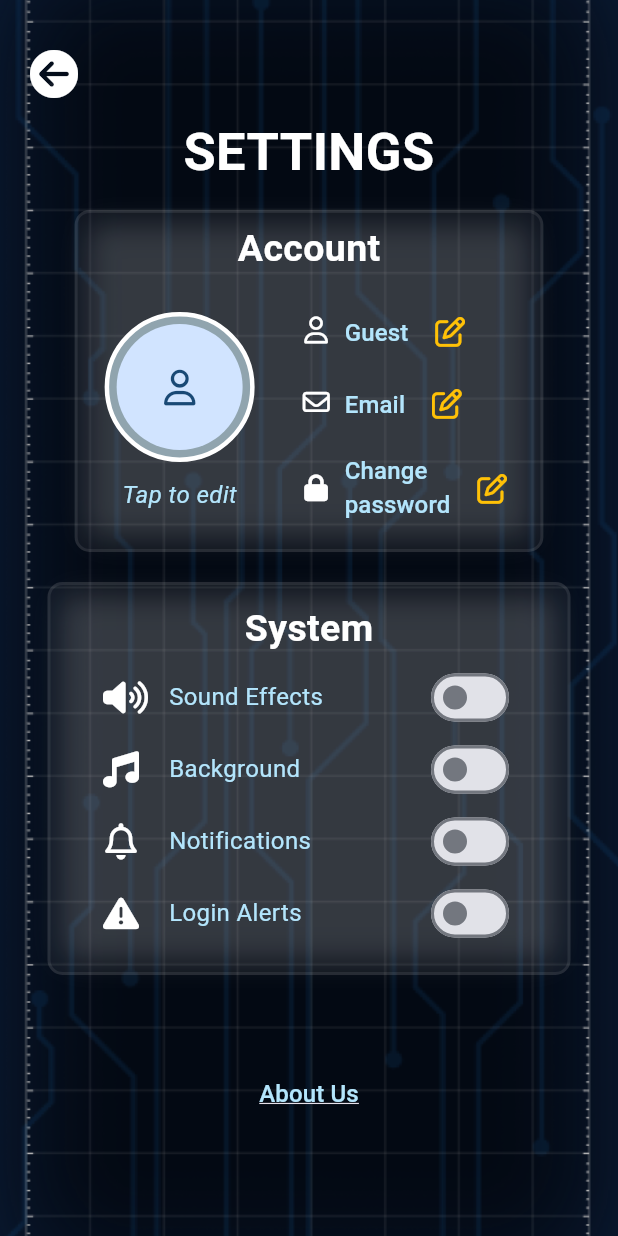
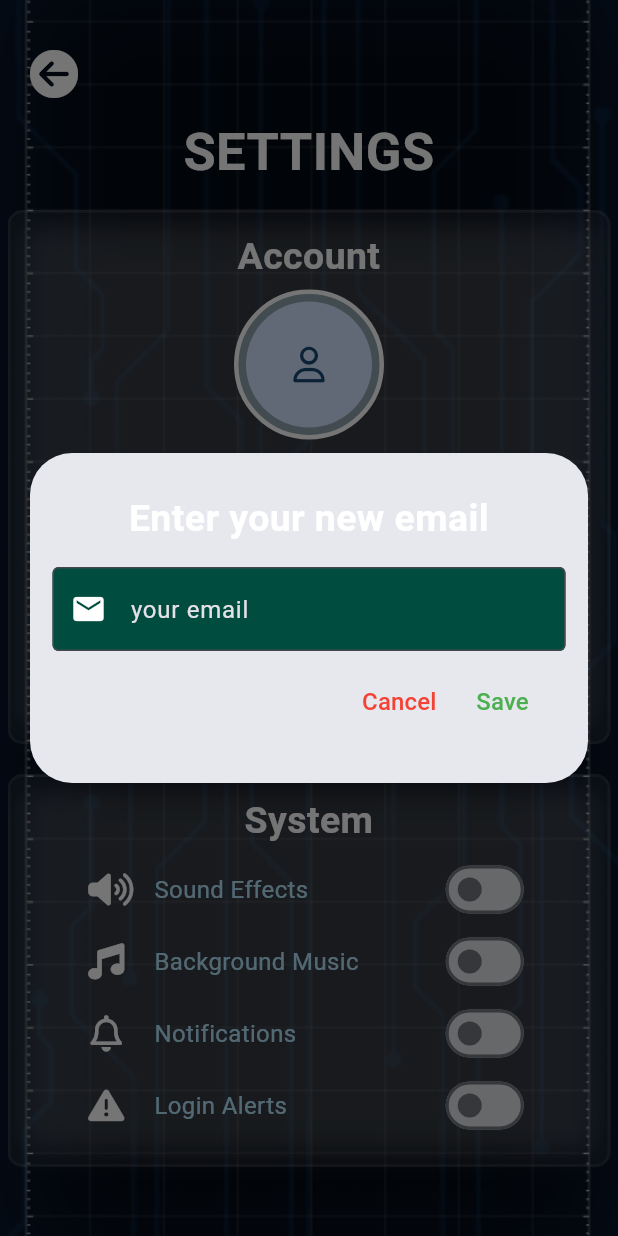
Before and after one commit to spectrMeltdown/block-logic, a Flutter app: the Settings screen opened directly, after a tap on "Email", on a phone screen of 412 x 824 dp. Run offline on Flutter 3.47's test engine with Material 3 defaults, Android fonts, the phone set to English and light mode, and no system bars; our stand-ins replace animate_do, cloud_firestore, firebase_auth, firebase_core, font_awesome_flutter, geocoding and 4 more; missing offline and left inert: flame, flame_audio, flame_splash_screen; accounts and stored records are empty; Roboto replaces fonts that are missing (Play).

Commit message:
- added textbox based on old project - added dialog - added change_email dialog - copied validators from old project - provider still broken

```diff
--- /dev/null
+++ b/devtools_options.yaml
@@ -0,0 +1,3 @@
+description: This file stores settings for Dart & Flutter DevTools.
+documentation: https://docs.flutter.dev/tools/devtools/extensions#configure-extension-enablement-states
+extensions:
--- a/lib/components/back_button.dart
+++ b/lib/components/back_button.dart
@@ -1,7 +1,5 @@
 import 'package:block_logic/logic/audio.dart';
-import 'package:block_logic/logic/assets.dart';
 import 'package:block_logic/logic/utils.dart';
-import 'package:flame_audio/flame_audio.dart';
 import 'package:flutter/material.dart';
 import 'package:font_awesome_flutter/font_awesome_flutter.dart';
 
--- a/lib/components/button.dart
+++ b/lib/components/button.dart
@@ -1,6 +1,4 @@
 import 'package:block_logic/logic/audio.dart';
-import 'package:block_logic/logic/assets.dart';
-import 'package:flame_audio/flame_audio.dart';
 import 'package:flutter/material.dart';
 
 enum BtnType {
--- /dev/null
+++ b/lib/components/dialog.dart
@@ -0,0 +1,15 @@
+import 'package:flutter/material.dart';
+
+class BLDialog extends StatelessWidget {
+  const BLDialog({super.key, required this.child, this.padding, this.insetPadding});
+  final Widget child;
+  final EdgeInsets? padding;
+  final EdgeInsets? insetPadding;
+  @override
+  Widget build(BuildContext context) {
+    return Dialog(
+      insetPadding: insetPadding ?? const EdgeInsets.symmetric(horizontal: 20, vertical: 30),
+      child: Padding(padding: padding ?? const EdgeInsets.symmetric(horizontal: 15, vertical: 30), child: child),
+    );
+  }
+}
--- a/lib/components/panel.dart
+++ b/lib/components/panel.dart
@@ -11,7 +11,7 @@ class BLPanel extends StatelessWidget {
   @override
   Widget build(BuildContext context) {
     return ZoomIn(
-        duration: Duration(milliseconds: 500),
+        duration: const Duration(milliseconds: 500),
         child: Container(
           decoration: BoxDecoration(
             color: Colors.grey.withAlpha(20),
--- a/lib/components/profile_pic.dart
+++ b/lib/components/profile_pic.dart
@@ -1,8 +1,6 @@
 import 'package:block_logic/logic/audio.dart';
-import 'package:block_logic/logic/assets.dart';
 import 'package:block_logic/logic/db.dart';
 import 'package:firebase_auth/firebase_auth.dart';
-import 'package:flame_audio/flame_audio.dart';
 import 'package:flutter/material.dart';
 import 'package:font_awesome_flutter/font_awesome_flutter.dart';
 import 'package:provider/provider.dart';
@@ -17,7 +15,6 @@ class BLProfilePic extends StatefulWidget {
 }
 
 class _BLProfilePicState extends State<BLProfilePic> {
-  final db = DBService();
   double _opacity = 0;
   bool _isTapped = false;
 
@@ -46,9 +43,14 @@ class _BLProfilePicState extends State<BLProfilePic> {
 
   @override
   Widget build(BuildContext context) {
+    // User? user = Provider.of<User?>(context);
+    // final db = Provider.of<DBService>(context);
+
+    return StreamProvider<User?>(
+        create: (context) => FirebaseAuth.instance.authStateChanges(),
+        initialData: null,
+        builder: (context, child) {
           User? user = Provider.of<User?>(context);
-    DBService db = Provider.of<DBService>(context);
-
           return GestureDetector(
             onTapDown: onTapDown,
             onTapUp: onTapUp,
@@ -70,7 +72,13 @@ class _BLProfilePicState extends State<BLProfilePic> {
                   child: Consumer<User?>(
                     builder: (context, user, child) {
                       return CircleAvatar(
-                  child: (user != null ? Icon(FontAwesomeIcons.placeOfWorship) : Icon(FontAwesomeIcons.user)),
+                        child: Center(
+                          child: FractionallySizedBox(
+                            widthFactor: 0.8,
+                            heightFactor: 0.8,
+                            child: (user == null ? Icon(FontAwesomeIcons.placeOfWorship) : Icon(FontAwesomeIcons.user)),
+                          ),
+                        ),
                       );
                     },
                   ),
@@ -83,10 +91,12 @@ class _BLProfilePicState extends State<BLProfilePic> {
                       width: widget.size,
                       height: widget.size,
                       decoration: BoxDecoration(
-                    color: Colors.black.withAlpha(100), borderRadius: const BorderRadius.all(Radius.circular(100))),
+                          color: Colors.black.withAlpha(100),
+                          borderRadius: const BorderRadius.all(Radius.circular(100))),
                     )),
               ],
             ),
           );
+        });
   }
 }
--- a/lib/components/text_button.dart
+++ b/lib/components/text_button.dart
@@ -1,6 +1,4 @@
 import 'package:block_logic/logic/audio.dart';
-import 'package:block_logic/logic/assets.dart';
-import 'package:flame_audio/flame_audio.dart';
 import 'package:flutter/material.dart';
 
 class BLTextButton extends StatefulWidget {
--- /dev/null
+++ b/lib/components/textbox.dart
@@ -0,0 +1,101 @@
+import 'package:flutter/foundation.dart';
+import 'package:flutter/material.dart';
+
+class BLTextBox extends StatefulWidget {
+  const BLTextBox(
+      {required this.controller,
+      this.helperText,
+      this.validatorText,
+      this.isAutoFocus = false,
+      this.isAutoValidate,
+      this.enabled,
+      this.prefixIcon,
+      this.suffixIcon,
+      this.onTap,
+      this.labelText,
+      this.isObscure = false,
+      this.validator,
+      this.hintText,
+      this.border,
+      this.keyboardType,
+      super.key});
+  final String? helperText;
+  final String? validatorText;
+  final bool isAutoFocus;
+  final AutovalidateMode? isAutoValidate;
+  final bool? enabled;
+  final Icon? prefixIcon;
+  final Icon? suffixIcon;
+  final TextEditingController? controller;
+  final VoidCallback? onTap;
+  final String? labelText;
+  final bool isObscure;
+  final String? Function(String?)? validator;
+  final String? hintText;
+  final InputBorder? border;
+  final TextInputType? keyboardType;
+
+  @override
+  State<BLTextBox> createState() => _BLInputState();
+}
+
+class _BLInputState extends State<BLTextBox> {
+  late bool showPass;
+  String? helperText;
+  FocusNode focusNode = FocusNode();
+  @override
+  void initState() {
+    super.initState();
+    showPass = widget.isObscure;
+    focusNode.addListener(() {
+      if (focusNode.hasFocus) {
+        helperText = widget.helperText;
+      } else {
+        helperText = null;
+      }
+      setState(() {});
+    });
+  }
+
+  @override
+  Widget build(BuildContext context) {
+    return TextFormField(
+      onTap: widget.onTap,
+      enabled: widget.enabled,
+      focusNode: focusNode,
+      autofocus: widget.isAutoFocus,
+      autovalidateMode: widget.isAutoValidate,
+      controller: widget.controller,
+      obscureText: showPass,
+      keyboardType: widget.keyboardType,
+      decoration: InputDecoration(
+          hintText: widget.hintText,
+          hintStyle: TextStyle(color: Colors.lightBlue[100]),
+          helperText: helperText,
+          filled: true,
+          fillColor: Colors.teal.shade900,
+          border:
+              widget.border ?? OutlineInputBorder(borderSide: BorderSide(color: Colors.lightBlue.shade200, width: 2)),
+          focusedBorder:
+              widget.border ?? OutlineInputBorder(borderSide: BorderSide(color: Colors.lightBlue.shade200, width: 2)),
+          prefixIcon: widget.prefixIcon.runtimeType != Null
+              ? Padding(
+                  padding: const EdgeInsets.all(10),
+                  child: widget.prefixIcon,
+                )
+              : null,
+          suffixIcon: widget.isObscure == false
+              ? widget.suffixIcon
+              : IconButton(
+                  icon: showPass ? const Icon(Icons.visibility) : const Icon(Icons.visibility_off),
+                  onPressed: () {
+                    setState(() {
+                      showPass = !showPass;
+                    });
+                  },
+                ),
+          labelText: widget.labelText),
+      validator: widget.validator,
+    );
+  }
+}
--- a/lib/logic/audio.dart
+++ b/lib/logic/audio.dart
@@ -1,7 +1,5 @@
 import 'package:block_logic/logic/assets.dart';
 import 'package:flame_audio/flame_audio.dart';
-import 'package:flutter/foundation.dart';
-import 'package:flutter/material.dart';
 
 class BLAudio {
   static void playBtn() {
--- a/lib/logic/db.dart
+++ b/lib/logic/db.dart
@@ -1,12 +1,14 @@
 import 'package:block_logic/logic/models.dart';
 import 'package:cloud_firestore/cloud_firestore.dart';
 import 'package:firebase_auth/firebase_auth.dart';
-import 'package:firebase_storage/firebase_storage.dart';
 
 /// All database interactions are found here
 class DBService {
   /// the database
   final FirebaseFirestore _db = FirebaseFirestore.instance;
+
+  /// the user's current user
+  String userUID = FirebaseAuth.instance.currentUser?.uid ?? '';
 
   /// the user's display name
   String userDisplayName = FirebaseAuth.instance.currentUser?.displayName ?? 'Guest';
--- a/lib/logic/login_alerts.dart
+++ b/lib/logic/login_alerts.dart
@@ -1,6 +1,5 @@
 import 'dart:convert';
 
-import 'package:block_logic/logic/db.dart';
 import 'package:flutter/material.dart';
 import 'package:geocoding/geocoding.dart';
 import 'package:geolocator/geolocator.dart';
--- a/lib/main.dart
+++ b/lib/main.dart
@@ -1,14 +1,11 @@
 import 'dart:io';
 import 'package:block_logic/logic/assets.dart';
-import 'package:block_logic/screens/main_menu.dart';
 import 'package:block_logic/splash.dart';
-import 'package:firebase_crashlytics/firebase_crashlytics.dart';
 import 'package:flame/flame.dart';
 import 'package:flame_audio/flame_audio.dart';
 import 'package:flutter/foundation.dart';
 import 'package:flutter/material.dart';
 import 'package:firebase_core/firebase_core.dart';
-import 'package:flutter/services.dart';
 import 'package:google_fonts/google_fonts.dart';
 import 'firebase_options.dart';
 
--- /dev/null
+++ b/lib/screens/dialogs/change_email.dart
@@ -0,0 +1,65 @@
+import 'package:block_logic/components/button.dart';
+import 'package:block_logic/components/dialog.dart';
+import 'package:block_logic/components/text.dart';
+import 'package:block_logic/components/textbox.dart';
+import 'package:flutter/foundation.dart';
+import 'package:flutter/material.dart';
+
+class ChangeEmail extends StatefulWidget {
+  const ChangeEmail({super.key});
+
+  @override
+  State<ChangeEmail> createState() => _ChangeEmailState();
+}
+
+class _ChangeEmailState extends State<ChangeEmail> {
+  final TextEditingController emailController = TextEditingController(text: 'your email');
+
+  @override
+  Widget build(BuildContext context) {
+    return BLDialog(
+        child: Column(
+      mainAxisSize: MainAxisSize.min,
+      children: [
+        BLSmallTitle('Enter your new email'),
+        SizedBox(
+          height: 10,
+        ),
+        BLTextBox(
+          controller: emailController,
+          prefixIcon: Icon(
+            Icons.mail,
+            color: Colors.white,
+          ),
+        ),
+        SizedBox(
+          height: 10,
+        ),
+        Row(
+          mainAxisAlignment: MainAxisAlignment.end,
+          children: [
+            TextButton(
+                onPressed: () {
+                  Navigator.pop(context);
+                },
+                child: BLText(
+                  'Cancel',
+                  color: Colors.red,
+                )),
+            TextButton(
+                onPressed: () {
+                  Navigator.pop(context);
+                },
+                child: BLText(
+                  'Save',
+                  color: Colors.green,
+                )),
+            SizedBox(
+              width: 10,
+            )
+          ],
+        )
+      ],
+    ));
+  }
+}
--- a/lib/screens/settings.dart
+++ b/lib/screens/settings.dart
@@ -7,8 +7,10 @@ import 'package:block_logic/components/text_button.dart';
 import 'package:block_logic/components/toggle.dart';
 import 'package:block_logic/logic/utils.dart';
 import 'package:block_logic/screens/about_us.dart';
+import 'package:block_logic/screens/dialogs/change_email.dart';
 import 'package:flame_audio/flame_audio.dart';
 import 'package:flutter/material.dart';
+import 'package:flutter/widgets.dart';
 import 'package:font_awesome_flutter/font_awesome_flutter.dart';
 
 class Settings extends StatefulWidget {
@@ -41,102 +43,97 @@ class _SettingsState extends State<Settings> {
             const BLTitle(
               'Settings',
             ),
-            const SizedBox(),
+            Expanded(
+              child: ListView(
+                shrinkWrap: true,
+                children: [
                   BLPanel(
-                child: Wrap(
-              direction: Axis.vertical,
-              crossAxisAlignment: WrapCrossAlignment.center,
-              spacing: 10,
+                      child: SizedBox(
+                    width: Utils.screenW(context) / 1.2,
+                    child: Column(
                       children: [
+                        SizedBox(
+                          height: 5,
+                        ),
                         const BLSmallTitle('Account'),
-                Wrap(
-                  spacing: 20,
+                        const Column(
+                          crossAxisAlignment: CrossAxisAlignment.center,
                           children: [
-                    const Padding(
-                      padding: EdgeInsets.only(left: 8.0),
-                      child: Wrap(
-                        direction: Axis.vertical,
-                        crossAxisAlignment: WrapCrossAlignment.center,
-                        spacing: 10,
-                        children: [
-                          Padding(
-                            padding: EdgeInsets.only(top: 10),
-                            child: BLProfilePic(size: 100),
-                          ),
+                            BLProfilePic(size: 100),
+                            SizedBox(height: 10),
                             BLText(
                               'Tap to edit',
                               fontStyle: FontStyle.italic,
                             )
                           ],
                         ),
-                    ),
-                    Wrap(
-                      direction: Axis.vertical,
+                        const SizedBox(width: 15),
+                        Column(
+                          crossAxisAlignment: CrossAxisAlignment.start,
                           children: [
                             BLTextButton(
                                 onPressed: () {},
-                            child: Wrap(
-                              spacing: 10,
+                                child: Row(
                                   children: [
                                     const Icon(FontAwesomeIcons.user, color: Colors.white),
+                                    const SizedBox(width: 15),
                                     const BLText('Guest'),
+                                    const SizedBox(width: 5),
+                                    editIcon
+                                  ],
+                                )),
+                            BLTextButton(
+                                onPressed: () {
+                                  showDialog(context: context, builder: (context) => ChangeEmail());
+                                },
+                                child: Row(
+                                  children: [
+                                    const Icon(FontAwesomeIcons.envelope, color: Colors.white),
+                                    const SizedBox(width: 15),
+                                    const BLText('Email'),
+                                    const SizedBox(width: 5),
                                     editIcon
                                   ],
                                 )),
                             BLTextButton(
                                 onPressed: () {},
-                            child: Wrap(
-                              spacing: 10,
-                              children: [
-                                const Icon(FontAwesomeIcons.envelope, color: Colors.white),
-                                const BLText('Email'),
-                                editIcon
-                              ],
-                            )),
-                        BLTextButton(
-                            onPressed: () {},
-                            child: Wrap(
-                              spacing: 10,
-                              alignment: WrapAlignment.center,
-                              crossAxisAlignment: WrapCrossAlignment.center,
+                                child: Row(
                                   children: [
                                     const Icon(FontAwesomeIcons.lock, color: Colors.white),
+                                    const SizedBox(width: 15),
                                     const BLText('Change \npassword'),
+                                    const SizedBox(width: 5),
                                     editIcon
                                   ],
                                 ))
                           ],
                         )
                       ],
-                )
-              ],
+                    ),
                   )),
                   const SizedBox(
                     height: 20,
                   ),
                   BLPanel(
-                padding: const EdgeInsets.symmetric(horizontal: 35, vertical: 15),
-                child: Wrap(
-                  direction: Axis.vertical,
-                  crossAxisAlignment: WrapCrossAlignment.center,
+                      padding: const EdgeInsets.symmetric(horizontal: 30, vertical: 15),
+                      child: Column(
+                        crossAxisAlignment: CrossAxisAlignment.center,
                         children: [
                           const BLSmallTitle(
                             'System',
                           ),
-                    Wrap(
-                      direction: Axis.vertical,
+                          Column(
                             children: [
                               SizedBox(
-                          width: Utils.screenW(context) / 1.5,
-                          child: Wrap(
-                              crossAxisAlignment: WrapCrossAlignment.center,
-                              alignment: WrapAlignment.spaceBetween,
-                              spacing: 15,
+                                width: Utils.screenW(context) / 1.4,
+                                child: Row(
+                                    crossAxisAlignment: CrossAxisAlignment.center,
+                                    mainAxisAlignment: MainAxisAlignment.spaceBetween,
                                     children: [
-                                const Wrap(
-                                  spacing: 20,
+                                      const Row(
                                         children: [
                                           Icon(FontAwesomeIcons.volumeHigh),
+                                          SizedBox(width: 20),
                                           BLText('Sound Effects'),
                                         ],
                                       ),
@@ -147,17 +144,16 @@ class _SettingsState extends State<Settings> {
                                     ]),
                               ),
                               SizedBox(
-                          width: Utils.screenW(context) / 1.5,
-                          child: Wrap(
-                              crossAxisAlignment: WrapCrossAlignment.center,
-                              alignment: WrapAlignment.spaceBetween,
-                              spacing: 15,
+                                width: Utils.screenW(context) / 1.4,
+                                child: Row(
+                                    crossAxisAlignment: CrossAxisAlignment.center,
+                                    mainAxisAlignment: MainAxisAlignment.spaceBetween,
                                     children: [
-                                const Wrap(
-                                  spacing: 20,
+                                      const Row(
                                         children: [
                                           Icon(FontAwesomeIcons.music),
-                                    BLText('Background'),
+                                          SizedBox(width: 20),
+                                          BLText('Background Music'),
                                         ],
                                       ),
                                       BLSwitch(
@@ -173,16 +169,15 @@ class _SettingsState extends State<Settings> {
                                     ]),
                               ),
                               SizedBox(
-                          width: Utils.screenW(context) / 1.5,
-                          child: Wrap(
-                              crossAxisAlignment: WrapCrossAlignment.center,
-                              alignment: WrapAlignment.spaceBetween,
-                              spacing: 15,
+                                width: Utils.screenW(context) / 1.4,
+                                child: Row(
+                                    crossAxisAlignment: CrossAxisAlignment.center,
+                                    mainAxisAlignment: MainAxisAlignment.spaceBetween,
                                     children: [
-                                const Wrap(
-                                  spacing: 20,
+                                      const Row(
                                         children: [
                                           Icon(FontAwesomeIcons.bell),
+                                          SizedBox(width: 20),
                                           BLText('Notifications'),
                                         ],
                                       ),
@@ -190,16 +185,15 @@ class _SettingsState extends State<Settings> {
                                     ]),
                               ),
                               SizedBox(
-                          width: Utils.screenW(context) / 1.5,
-                          child: Wrap(
-                              crossAxisAlignment: WrapCrossAlignment.center,
-                              alignment: WrapAlignment.spaceBetween,
-                              spacing: 15,
+                                width: Utils.screenW(context) / 1.4,
+                                child: Row(
+                                    crossAxisAlignment: CrossAxisAlignment.center,
+                                    mainAxisAlignment: MainAxisAlignment.spaceBetween,
                                     children: [
-                                const Wrap(
-                                  spacing: 20,
+                                      const Row(
                                         children: [
                                           Icon(FontAwesomeIcons.triangleExclamation),
+                                          SizedBox(width: 20),
                                           BLText('Login Alerts'),
                                         ],
                                       ),
@@ -214,13 +208,16 @@ class _SettingsState extends State<Settings> {
                     height: Utils.screenH(context) / 15,
                   ),
                   BLTextButton(
-                onPressed: () => Utils.push(context, AboutUs()),
+                      onPressed: () => Utils.push(context, const AboutUs()),
                       child: const BLText(
                         'About Us',
                         underlined: true,
                       ))
                 ],
               ),
+            )
+          ],
+        ),
       ),
     );
   }
--- a/lib/splash.dart
+++ b/lib/splash.dart
@@ -1,4 +1,5 @@
 import 'package:block_logic/components/text.dart';
+
 import 'package:block_logic/logic/assets.dart';
 import 'package:block_logic/logic/utils.dart';
 import 'package:block_logic/screens/main_menu.dart';
```
Also changed, not shown: lib/logic/validators.dart (added, +216 -0 lines), lib/screens/about_us.dart (+13 -13 lines), lib/screens/main_menu.dart (+5 -20 lines), lib/components/input.dart (deleted). Lines whose indentation alone changed are shown as unchanged.
